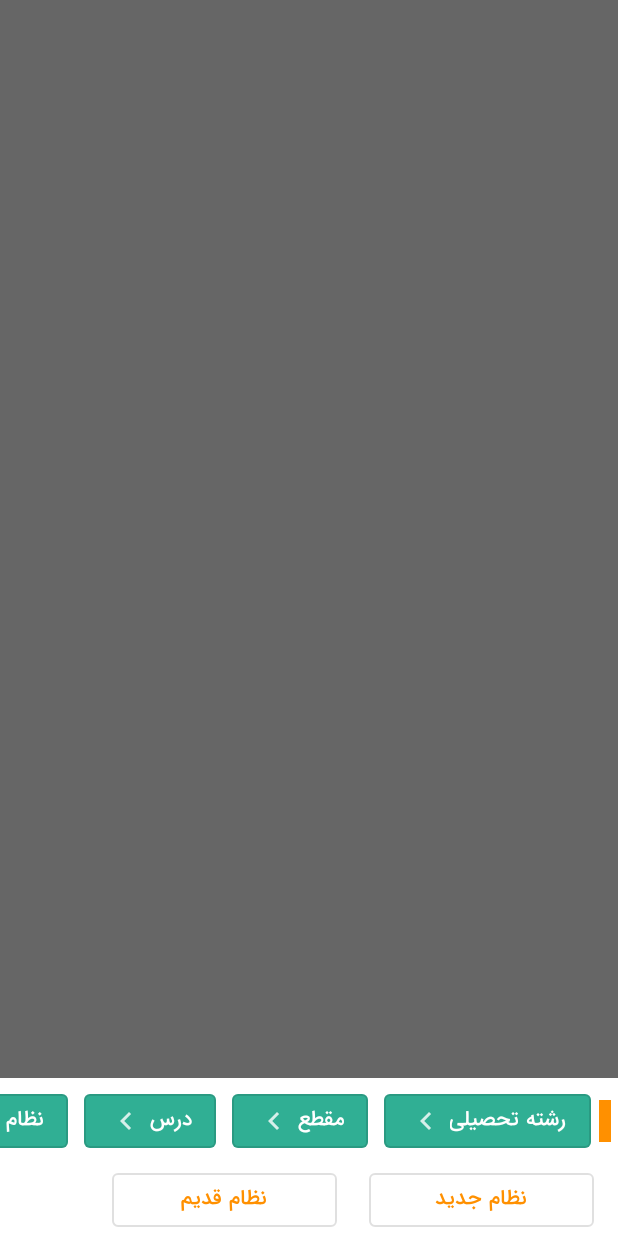
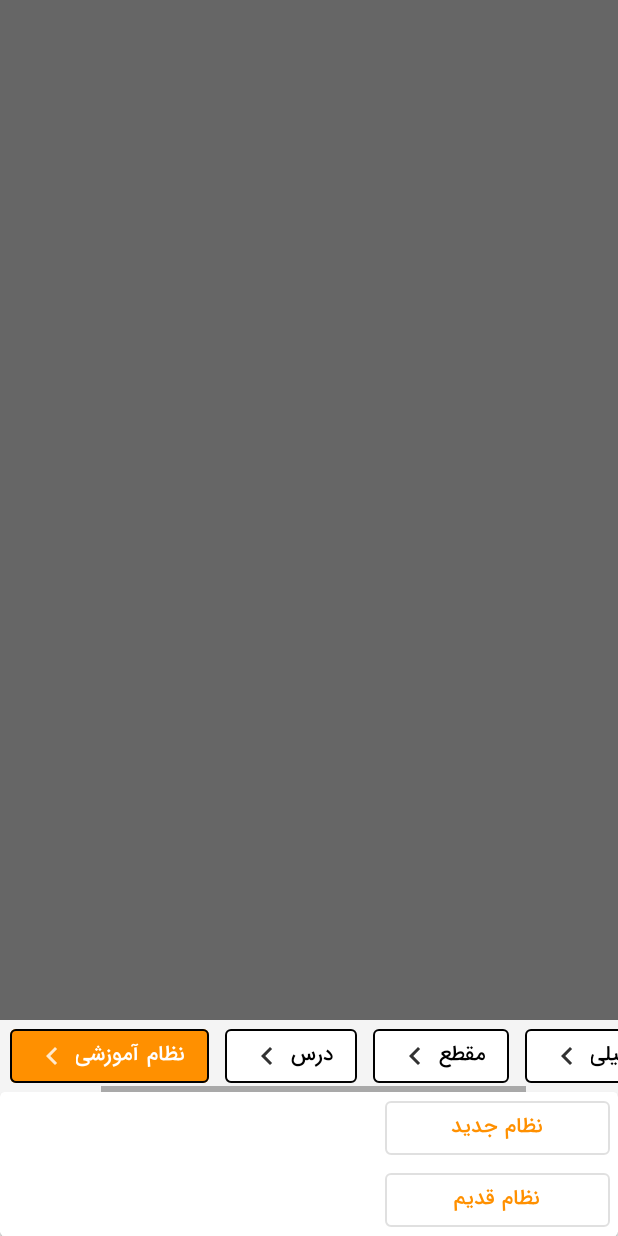
Before and after one commit to javad9214/Alaa, an Android app: the fragment BaseFilterDialog shown on its own in the app's theme, after a tap on "نظام آموزشی", on a phone screen of 412 x 824 dp. Run offline under Robolectric (Android 15) with nearby library versions, the phone set to English and light mode, and no system bars; our stand-ins replace data binding; Roboto replaces fonts that are not available here; 3 other taps on this screen came first.

Commit message:
Filter step guide 7 - sep

```diff
--- a/app/src/main/java/com/example/alaa/customViews/FilteringStepGuide.kt
+++ b/app/src/main/java/com/example/alaa/customViews/FilteringStepGuide.kt
@@ -1,9 +1,11 @@
 package com.example.alaa.customViews
 
+import android.animation.ObjectAnimator
 import android.content.Context
 import android.util.AttributeSet
 import android.view.LayoutInflater
 import android.view.View
+import android.view.ViewGroup
 import androidx.constraintlayout.widget.ConstraintLayout
 import androidx.core.content.ContextCompat
 import androidx.databinding.DataBindingUtil
@@ -20,9 +22,9 @@ class FilteringStepGuide(context: Context, attributeSet: AttributeSet? = null) :
 
     private val TAG: String = "===>"
 
-    // 1 : Education System   2 : Grade   3 : Major   4 : lesson   5 : teacher
-    private lateinit var currentStep: ButtonWithFont
-    private var stepList = listOf<ButtonWithFont>()
+    // 0 : Education System   1 : Grade   2 : Major   3 : lesson   4 : teacher
+    private var currentStep: Int = 5
+    private var stepList = arrayListOf<ButtonWithFont>()
 
     private var mBinding: FilteringGuideStepBinding
 
@@ -32,8 +34,6 @@ class FilteringStepGuide(context: Context, attributeSet: AttributeSet? = null) :
         mBinding = DataBindingUtil.inflate(inflater, R.layout.filtering_guide_step, this, true)
 
         setButtonsListener()
-
-
     }
 
     private fun setButtonsListener() {
@@ -42,124 +42,125 @@ class FilteringStepGuide(context: Context, attributeSet: AttributeSet? = null) :
         Step_Major.setOnClickListener(this)
         Step_Lesson.setOnClickListener(this)
         Step_Teacher.setOnClickListener(this)
+        setButtonList()
     }
 
-    private fun setRecycler(list: ArrayList<String>) {
-        val recyclerFilterGrade: RecyclerView = mBinding.recyclerFilteringStepGuide
-        recyclerFilterGrade.layoutManager = GridLayoutManager(context, 1, RecyclerView.HORIZONTAL, false)
-
-        val adapter = FilterItemAdapter(list, this)
-        recyclerFilterGrade.adapter = adapter
-
+    private fun setButtonList() {
+        stepList.add(Step_EducationSystem)
+        stepList.add(Step_Grade)
+        stepList.add(Step_Major)
+        stepList.add(Step_Lesson)
+        stepList.add(Step_Teacher)
     }
 
-    private fun setCurrentStep(buttonWithFont: ButtonWithFont) {
-        if (currentStep == null) currentStep = buttonWithFont
-        else setStepDeActive(currentStep)
-        currentStep = buttonWithFont
-    }
-
-    private fun setStepActive(buttonWithFont: ButtonWithFont) {
-
-        buttonWithFont.backgroundTintList = ContextCompat.getColorStateList(context, R.color.green)
-        buttonWithFont.setTextColor(ContextCompat.getColorStateList(context, R.color.pureWhite))
-        buttonWithFont.iconTint = ContextCompat.getColorStateList(context, R.color.pureWhite)
-    }
-
-    private fun setStepDeActive(buttonWithFont: ButtonWithFont) {
-        setCurrentStep(buttonWithFont)
-        buttonWithFont.backgroundTintList = ContextCompat.getColorStateList(context, R.color.pureWhite)
-        buttonWithFont.setTextColor(ContextCompat.getColorStateList(context, R.color.black))
-        buttonWithFont.iconTint = ContextCompat.getColorStateList(context, R.color.black)
-    }
-
-    private fun setStepPassed(buttonWithFont: ButtonWithFont) {
-        buttonWithFont.backgroundTintList = ContextCompat.getColorStateList(context, R.color.pureWhite)
-        buttonWithFont.setTextColor(ContextCompat.getColorStateList(context, R.color.green))
-        buttonWithFont.iconTint = ContextCompat.getColorStateList(context, R.color.green)
-        buttonWithFont.strokeColor = ContextCompat.getColorStateList(context, R.color.default_gray)
-    }
-
-    private fun setStepDisable(buttonWithFont: ButtonWithFont) {
-        buttonWithFont.backgroundTintList = ContextCompat.getColorStateList(context, R.color.pureWhite)
-        buttonWithFont.setTextColor(ContextCompat.getColorStateList(context, R.color.blackTitle))
-        buttonWithFont.iconTint = ContextCompat.getColorStateList(context, R.color.blackTitle)
-        buttonWithFont.strokeColor = ContextCompat.getColorStateList(context, R.color.pureWhite)
-        buttonWithFont.isEnabled = false
-    }
-
-    private fun updateFilterStep(step: Int) {
-        // scrollToCurrentStep(stepList[step])
-        setStepActive(stepList[step])
-        when (step) {
-            0 -> {
-                setStepDisable(stepList[1])
-                setStepDisable(stepList[2])
-                setStepDisable(stepList[3])
-                setStepDisable(stepList[4])
-            }
-
-            1 -> {
-                setStepDisable(stepList[2])
-                setStepDisable(stepList[3])
-                setStepDisable(stepList[4])
-                setStepPassed(stepList[0])
-            }
-
-            2 -> {
-                setStepDisable(stepList[3])
-                setStepDisable(stepList[4])
-                setStepPassed(stepList[0])
-                setStepPassed(stepList[1])
-            }
-
-            3 -> {
-                setStepDisable(stepList[4])
-                setStepPassed(stepList[0])
-                setStepPassed(stepList[1])
-                setStepPassed(stepList[2])
-            }
-
-            4 -> {
-                setStepPassed(stepList[0])
-                setStepPassed(stepList[1])
-                setStepPassed(stepList[2])
-                setStepPassed(stepList[3])
-            }
-        }
-
-    }
-
-
     override fun itemClicked(itemName: String) {
+        handleItemValueClicked(itemName)
     }
 
     override fun onClick(view: View?) {
 
         when (view?.id) {
             Step_EducationSystem.id -> {
-                setRecycler(setEducationSystemList())
-                setStepActive(Step_EducationSystem)
+                setStepActivated(0)
             }
             Step_Grade.id -> {
-                setRecycler(setGradeListNewSystem())
-                setStepActive(Step_Grade)
+                setStepActivated(1)
             }
             Step_Major.id -> {
-                setRecycler(setMajorList())
-                setStepActive(Step_Major)
+                setStepActivated(2)
             }
             Step_Lesson.id -> {
-                setRecycler(setLessonList())
-                setStepActive(Step_Lesson)
+                setStepActivated(3)
             }
             Step_Teacher.id -> {
-                setRecycler(setGradeListOldSystem())
-                setStepActive(Step_Teacher)
+                setStepActivated(4)
             }
         }
     }
 
+    private fun setRecycler(list: ArrayList<String>, width: Int, spanCount: Int) {
+        val recyclerFilterGrade: RecyclerView = mBinding.recyclerFilteringStepGuide
+        recyclerFilterGrade.layoutManager = GridLayoutManager(context, spanCount, RecyclerView.HORIZONTAL, false)
+
+        val adapter = FilterItemAdapter(list, this, width)
+        recyclerFilterGrade.adapter = adapter
+    }
+
+    private fun setCurrentStep(step: Int) {
+        currentStep = step
+    }
+
+    private fun setButtonActive(buttonWithFont: ButtonWithFont) {
+        buttonWithFont.backgroundTintList = ContextCompat.getColorStateList(context, R.color.alaa5)
+        buttonWithFont.setTextColor(ContextCompat.getColorStateList(context, R.color.pureWhite))
+        buttonWithFont.iconTint = ContextCompat.getColorStateList(context, R.color.pureWhite)
+    }
+
+    private fun handleItemValueClicked(itemName: String) {
+        setButtonStepName(currentStep, itemName)
+        if (currentStep != 4) setStepActivated(currentStep + 1)
+        else {
+            setStepDeActive(currentStep)
+            mBinding.recyclerFilteringStepGuide.visibility = View.GONE
+        }
+    }
+
+    private fun setButtonStepName(step: Int, name: String) {
+        stepList[step].text = name
+    }
+
+    private fun setStepDeActive(step: Int) {
+        if (step != 5) {
+            stepList[step].backgroundTintList = ContextCompat.getColorStateList(context, R.color.pureWhite)
+            stepList[step].setTextColor(ContextCompat.getColorStateList(context, R.color.black))
+            stepList[step].iconTint = ContextCompat.getColorStateList(context, R.color.black)
+        }
+    }
+
+    private fun setStepActivated(step: Int) {
+        ObjectAnimator.ofInt(scrollViewFilteringStep, "scrollX", stepList[step].left - 10).setDuration(700).start()
+        setRecycler(getRecyclerItemList(step), getRecyclerItemWidth(step), getRecyclerItemSpanCount(step))
+        mBinding.recyclerFilteringStepGuide.visibility = View.VISIBLE
+        setButtonActive(stepList[step])
+        setStepDeActive(currentStep)
+        setCurrentStep(step)
+    }
+
+    private fun getRecyclerItemWidth(step: Int): Int {
+        var width: Int = ViewGroup.LayoutParams.WRAP_CONTENT
+        when (step) {
+            0 -> width = ViewGroup.LayoutParams.MATCH_PARENT
+            1 -> width = ViewGroup.LayoutParams.WRAP_CONTENT
+            2 -> width = ViewGroup.LayoutParams.WRAP_CONTENT
+            3 -> width = 150
+            4 -> width = 150
+        }
+        return width
+    }
+
+    private fun getRecyclerItemSpanCount(step: Int): Int {
+        var spanCount = 2
+        when (step) {
+            0 -> spanCount = 2
+            1 -> spanCount = 3
+            2 -> spanCount = 2
+            3 -> spanCount = 3
+            4 -> spanCount = 3
+        }
+        return spanCount
+    }
+
+    private fun getRecyclerItemList(step: Int): ArrayList<String> {
+        var itemList = ArrayList<String>()
+        when (step) {
+            0 -> itemList = setEducationSystemList()
+            1 -> itemList = setGradeListNewSystem()
+            2 -> itemList = setMajorList()
+            3 -> itemList = setLessonList()
+            4 -> itemList = setGradeListOldSystem()
+        }
+        return itemList
+    }
 
     private fun setEducationSystemList(): ArrayList<String> {
         val educationList: ArrayList<String> = ArrayList()
--- a/app/src/main/java/com/example/alaa/views/adapters/HomeRecyclerAdapter.java
+++ b/app/src/main/java/com/example/alaa/views/adapters/HomeRecyclerAdapter.java
@@ -56,7 +56,7 @@ HomeRecyclerAdapter extends RecyclerView.Adapter<HomeRecyclerAdapter.ViewHolder>
 
         TextView textView ;
 
-        public ViewHolder(@NonNull View itemView) {
+        ViewHolder(@NonNull View itemView) {
             super(itemView);
 
             textView = itemView.findViewById(R.id.tx_title);
--- a/app/src/main/java/com/example/alaa/views/ui/search/filter/FilterItemAdapter.kt
+++ b/app/src/main/java/com/example/alaa/views/ui/search/filter/FilterItemAdapter.kt
@@ -1,5 +1,6 @@
 package com.example.alaa.views.ui.search.filter
 
+import android.util.Log
 import android.view.LayoutInflater
 import android.view.View
 import android.view.ViewGroup
@@ -9,12 +10,16 @@ import com.example.alaa.customViews.ButtonWithFont
 
 class FilterItemAdapter(private val list: ArrayList<String>, private val listener: FilterItemListener) : RecyclerView.Adapter<FilterItemAdapter.ViewHolder>()  {
 
+    constructor(list: ArrayList<String>, listener: FilterItemListener, width: Int) : this(list, listener) {
+        this.width = width
+    }
 
+    private var width: Int = 0
 
     override fun onCreateViewHolder(parent: ViewGroup, viewType: Int): ViewHolder {
         val inflater = LayoutInflater.from(parent.context)
         val view : View = inflater.inflate(R.layout.filter_items , parent , false)
-        return ViewHolder(view)
+        return ViewHolder(view, width)
     }
 
     override fun getItemCount(): Int {
@@ -30,8 +35,13 @@ class FilterItemAdapter(private val list: ArrayList<String>, private val listene
     }
 
 
-    class ViewHolder(itemView: View) : RecyclerView.ViewHolder(itemView) {
+    class ViewHolder(itemView: View, width: Int) : RecyclerView.ViewHolder(itemView) {
         val buttonWithFont: ButtonWithFont = itemView.findViewById(R.id.filterItem)
+
+        init {
+            Log.i("====", width.toString())
+            buttonWithFont.width = 250
+        }
     }
 
     interface FilterItemListener{
--- a/app/src/main/res/drawable/border_filter_tracker_path.xml
+++ b/app/src/main/res/drawable/border_filter_tracker_path.xml
@@ -1,7 +1,7 @@
 <?xml version="1.0" encoding="utf-8"?>
 <shape xmlns:android="http://schemas.android.com/apk/res/android">
 
-    <solid android:color="@color/pureWhite"/>
+    <solid android:color="@color/grayWhite" />
 
 
 
--- a/app/src/main/res/layout/filter_items.xml
+++ b/app/src/main/res/layout/filter_items.xml
@@ -7,7 +7,7 @@ android:layoutDirection="rtl"
 android:id="@+id/filterItem"
 android:layout_width="150dp"
 android:layout_height="wrap_content"
-android:layout_marginStart="@dimen/Margin16"
+    android:layout_marginStart="@dimen/Margin5"
 android:layout_marginEnd="@dimen/Margin5"
 app:backgroundTint="@color/pureWhite"
 android:textColor="@color/alaa5"
--- a/app/src/main/res/layout/filtering_guide_step.xml
+++ b/app/src/main/res/layout/filtering_guide_step.xml
@@ -9,6 +9,8 @@
         android:layout_width="match_parent"
         android:layout_height="match_parent"
         android:layoutDirection="rtl"
+        android:animateLayoutChanges="true"
+        android:background="@color/grayWhite"
         tools:context=".customViews.FilteringStepGuide">
 
         <HorizontalScrollView
@@ -21,34 +23,32 @@
             <LinearLayout
                 android:layout_width="wrap_content"
                 android:layout_height="wrap_content"
-                android:background="@drawable/border_filter_tracker_path"
                 android:gravity="center_vertical"
                 android:layoutDirection="rtl"
                 android:orientation="horizontal">
 
-                <RelativeLayout
+                <View
                     android:layout_width="2dp"
                     android:layout_height="match_parent"
                     android:layout_marginTop="@dimen/Margin10"
                     android:layout_marginBottom="10dp"
                     android:background="@color/alaa5" />
 
-
-                <RelativeLayout
+                <View
                     android:layout_width="2dp"
                     android:layout_height="match_parent"
                     android:layout_marginTop="@dimen/Margin10"
                     android:layout_marginBottom="10dp"
                     android:background="@color/alaa5" />
 
-                <RelativeLayout
+                <View
                     android:layout_width="2dp"
                     android:layout_height="match_parent"
                     android:layout_marginTop="@dimen/Margin10"
                     android:layout_marginBottom="10dp"
                     android:background="@color/alaa5" />
 
-                <RelativeLayout
+                <View
                     android:layout_width="2dp"
                     android:layout_height="match_parent"
                     android:layout_marginTop="@dimen/Margin10"
@@ -69,7 +69,8 @@
                     app:MyButtonFont="IranSansNumMedium"
                     app:backgroundTint="@color/pureWhite"
                     app:icon="@drawable/ic_chevron_left_black_24dp"
-                    app:iconTint="@color/blackTitle" />
+                    app:iconTint="@color/blackTitle"
+                    app:strokeColor="@color/black" />
 
                 <com.example.alaa.customViews.ButtonWithFont
                     android:id="@+id/Step_Grade"
@@ -84,7 +85,9 @@
                     app:MyButtonFont="IranSansNumMedium"
                     app:backgroundTint="@color/pureWhite"
                     app:icon="@drawable/ic_chevron_left_black_24dp"
-                    app:iconTint="@color/black" />
+                    app:iconTint="@color/black"
+                    app:strokeColor="@color/black" />
+
 
                 <com.example.alaa.customViews.ButtonWithFont
                     android:id="@+id/Step_Lesson"
@@ -100,8 +103,8 @@
                     app:MyButtonFont="IranSansNumMedium"
                     app:backgroundTint="@color/pureWhite"
                     app:icon="@drawable/ic_chevron_left_black_24dp"
-                    app:iconTint="@color/blackTitle" />
-
+                    app:iconTint="@color/blackTitle"
+                    app:strokeColor="@color/black" />
 
                 <com.example.alaa.customViews.ButtonWithFont
                     android:id="@+id/Step_EducationSystem"
@@ -116,8 +119,8 @@
                     app:MyButtonFont="IranSansNumMedium"
                     app:backgroundTint="@color/pureWhite"
                     app:icon="@drawable/ic_chevron_left_black_24dp"
-                    app:iconTint="@color/black" />
-
+                    app:iconTint="@color/black"
+                    app:strokeColor="@color/black" />
                 <com.example.alaa.customViews.ButtonWithFont
                     android:id="@+id/Step_Teacher"
                     style="@style/Widget.MaterialComponents.Button.OutlinedButton"
@@ -130,19 +133,32 @@
                     android:text="@string/teacher"
                     android:textColor="@color/blackTitle"
                     app:MyButtonFont="IranSansNumMedium"
+                    app:backgroundTint="@color/pureWhite"
                     app:icon="@drawable/ic_chevron_left_black_24dp"
-                    app:iconTint="@color/blackTitle" />
+                    app:iconTint="@color/blackTitle"
+                    app:strokeColor="@color/black" />
 
             </LinearLayout>
         </HorizontalScrollView>
 
-        <androidx.recyclerview.widget.RecyclerView
-            android:id="@+id/recycler_filtering_step_guide"
+        <com.google.android.material.card.MaterialCardView
+            android:id="@+id/card_recycler_item_filtering_step"
             android:layout_width="0dp"
             android:layout_height="wrap_content"
-            app:layout_constraintEnd_toEndOf="@id/scrollViewFilteringStep"
-            app:layout_constraintStart_toStartOf="@id/scrollViewFilteringStep"
-            app:layout_constraintTop_toBottomOf="@id/scrollViewFilteringStep" />
+            android:background="@color/pureWhite"
+            app:cardCornerRadius="3dp"
+            app:layout_constraintEnd_toEndOf="parent"
+            app:layout_constraintStart_toStartOf="parent"
+            app:layout_constraintTop_toBottomOf="@id/scrollViewFilteringStep">
+
+            <androidx.recyclerview.widget.RecyclerView
+                android:id="@+id/recycler_filtering_step_guide"
+                android:layout_width="match_parent"
+                android:layout_height="wrap_content" />
+
+        </com.google.android.material.card.MaterialCardView>
+
+
     </androidx.constraintlayout.widget.ConstraintLayout>
 
     <data>
```
Also changed, not shown: app/src/main/res/layout/content_search_results.xml (+1 -9 lines).
